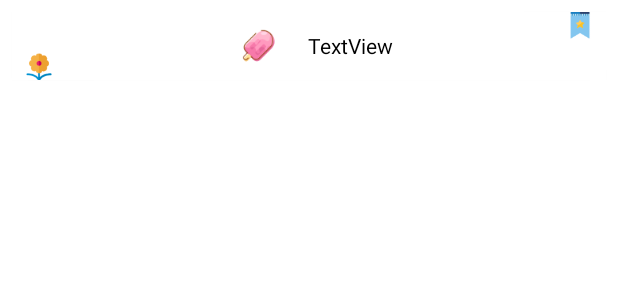
After one commit to vSimpleton/ImmersionBar, an Android app: the layout item_main.xml on its own in the app's theme, with its tools: preview values and no code run, on a phone screen of 412 x 824 dp. The commit adds this screen. Shown: the top 300 px of the screen. Run offline under Robolectric (Android 15) with nearby library versions, the phone set to English and light mode, and no system bars.

Commit message:
:bookmark: edit main layout

```diff
--- a/app/src/main/AndroidManifest.xml
+++ b/app/src/main/AndroidManifest.xml
@@ -16,7 +16,7 @@
         android:roundIcon="@mipmap/ic_launcher_round"
         android:supportsRtl="true"
         android:theme="@style/AppTheme">
-        <activity android:name=".MainActivity">
+        <activity android:name=".activity.MainActivity">
             <intent-filter>
                 <action android:name="android.intent.action.MAIN" />
 
--- a/app/src/main/java/com/masm/immersionbar/BaseActivity.java
+++ b/app/src/main/java/com/masm/immersionbar/activity/BaseActivity.java
@@ -1,4 +1,4 @@
-package com.masm.immersionbar;
+package com.masm.immersionbar.activity;
 
 import android.app.Activity;
 import android.os.Bundle;
--- /dev/null
+++ b/app/src/main/res/drawable/press_bg_trans_f2f2f2.xml
@@ -0,0 +1,8 @@
+<?xml version="1.0" encoding="utf-8"?>
+<selector xmlns:android="http://schemas.android.com/apk/res/android">
+    <item android:state_pressed="true">
+        <shape android:shape="rectangle">
+            <solid android:color="@color/ripple_color_f2f2f2" />
+        </shape>
+    </item>
+</selector>
--- /dev/null
+++ b/app/src/main/res/layout/item_main.xml
@@ -0,0 +1,59 @@
+<?xml version="1.0" encoding="utf-8"?>
+<androidx.cardview.widget.CardView xmlns:android="http://schemas.android.com/apk/res/android"
+    xmlns:app="http://schemas.android.com/apk/res-auto"
+    android:id="@+id/card"
+    android:layout_width="match_parent"
+    android:layout_height="wrap_content"
+    android:layout_marginStart="8dp"
+    android:layout_marginTop="8dp"
+    android:layout_marginEnd="8dp"
+    android:layout_marginBottom="8dp"
+    android:background="@drawable/press_bg_trans_f2f2f2"
+    app:cardElevation="1dp">
+
+    <LinearLayout
+        android:layout_width="match_parent"
+        android:layout_height="match_parent"
+        android:background="@drawable/press_bg_trans_f2f2f2"
+        android:gravity="center"
+        android:paddingStart="30dp"
+        android:paddingTop="10dp"
+        android:paddingEnd="30dp"
+        android:paddingBottom="10dp">
+
+        <ImageView
+            android:id="@+id/ivIcon"
+            android:layout_width="25dp"
+            android:layout_height="25dp"
+            android:layout_marginStart="10dp"
+            android:src="@drawable/icon_1" />
+
+        <TextView
+            android:id="@+id/tvName"
+            android:layout_width="wrap_content"
+            android:layout_height="wrap_content"
+            android:layout_marginStart="20dp"
+            android:text="TextView"
+            android:textColor="@android:color/black"
+            android:textSize="14sp" />
+
+    </LinearLayout>
+
+    <ImageView
+        android:id="@+id/ivFlower"
+        android:layout_width="20dp"
+        android:layout_height="wrap_content"
+        android:layout_gravity="start|bottom"
+        android:layout_marginStart="8dp"
+        android:layout_marginBottom="-8dp"
+        android:src="@drawable/icon_flower_1" />
+
+    <ImageView
+        android:layout_width="20dp"
+        android:layout_height="wrap_content"
+        android:layout_gravity="end|top"
+        android:layout_marginTop="-8dp"
+        android:layout_marginEnd="8dp"
+        android:src="@drawable/icon_label" />
+
+</androidx.cardview.widget.CardView>
--- a/app/src/main/res/values/colors.xml
+++ b/app/src/main/res/values/colors.xml
@@ -3,4 +3,10 @@
     <color name="colorPrimary">#6200EE</color>
     <color name="colorPrimaryDark">#3700B3</color>
     <color name="colorAccent">#03DAC5</color>
+
+    <color name="black">#000000</color>
+    <color name="white">#FFFFFF</color>
+    <color name="btn1">#69B056</color>
+
+    <color name="ripple_color_f2f2f2">#33f2f2f2</color>
 </resources>
--- a/build.gradle
+++ b/build.gradle
@@ -20,7 +20,7 @@ allprojects {
     repositories {
         google()
         jcenter()
-
+        maven { url 'https://jitpack.io' }
     }
 }
 
```
Also changed, not shown: app/build.gradle (+9 -0 lines), app/src/main/java/com/masm/immersionbar/MainActivity.java (deleted, +0 -22 lines), app/src/main/java/com/masm/immersionbar/activity/MainActivity.java (added, +27 -0 lines), app/src/main/java/com/masm/immersionbar/adapter/MainAdapter.java (added, +37 -0 lines), app/src/main/java/com/masm/immersionbar/bean/MainBean.java (added, +67 -0 lines), app/src/main/java/com/masm/immersionbar/utils/Utils.java (added, +33 -0 lines), app/src/main/res/drawable/shape_main.xml (added, +11 -0 lines), app/src/main/res/layout/activity_main.xml (+31 -12 lines), app/src/main/res/drawable-xhdpi/icon_flower_1.png (added), app/src/main/res/drawable-xhdpi/icon_flower_2.png (added), app/src/main/res/drawable-xhdpi/icon_flower_3.png (added), app/src/main/res/drawable-xhdpi/icon_label.png (added).
